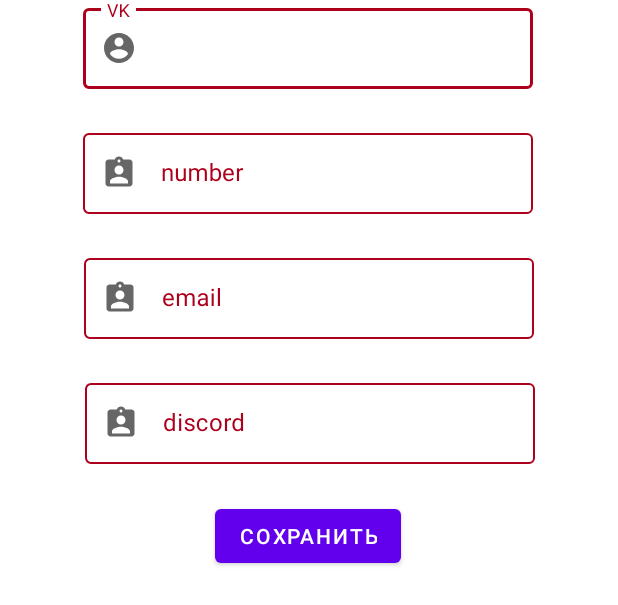
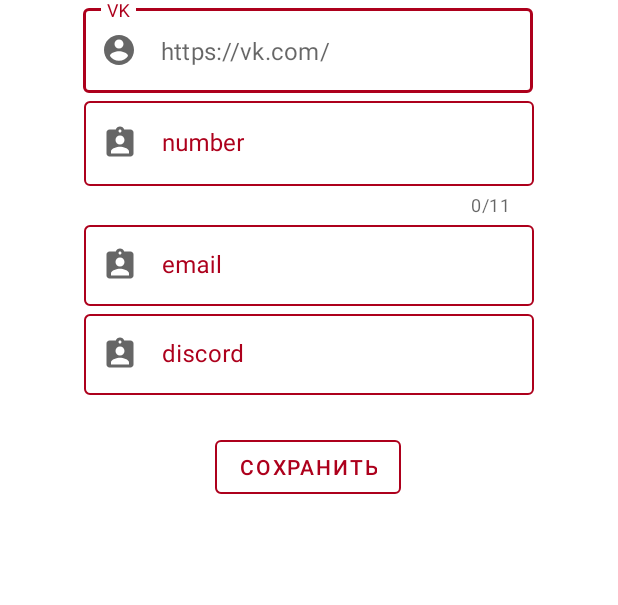
Before and after one commit to nikita-jpg/Visit, an Android app: the layout fragment_contact.xml on its own in the app's theme, with its tools: preview values and no code run, on a phone screen of 412 x 824 dp. Shown: the top 605 px of the screen. Run offline under Robolectric (Android 15) with nearby library versions, the phone set to English and light mode, and no system bars.

Commit message:
add:counter

```diff
--- a/app/src/main/res/layout/fragment_contact.xml
+++ b/app/src/main/res/layout/fragment_contact.xml
@@ -10,8 +10,9 @@
         android:id="@+id/createVK"
         style="@style/TextLabel"
         android:layout_width="300dp"
-        android:layout_height="59dp"
+        android:layout_height="wrap_content"
         android:hint="@string/vk"
+        app:prefixText="@string/prefVK"
         app:endIconMode="clear_text"
         app:layout_constraintEnd_toEndOf="parent"
         app:layout_constraintHorizontal_bias="0.495"
@@ -19,9 +20,31 @@
         app:layout_constraintTop_toTopOf="parent"
         app:startIconDrawable="@drawable/contact_icon">
 
+        <com.google.android.material.textfield.TextInputEditText
+            android:layout_width="match_parent"
+            android:layout_height="match_parent" />
+
+    </com.google.android.material.textfield.TextInputLayout>
+
+    <com.google.android.material.textfield.TextInputLayout
+        android:id="@+id/createNumber"
+        style="@style/TextLabel"
+        android:layout_width="300dp"
+        android:layout_height="wrap_content"
+        android:hint="@string/number"
+        android:inputType="phone"
+        app:counterEnabled="true"
+        app:counterMaxLength="11"
+        app:endIconMode="clear_text"
+        app:errorEnabled="true"
+        app:layout_constraintEnd_toEndOf="parent"
+        app:layout_constraintStart_toStartOf="parent"
+        app:layout_constraintTop_toBottomOf="@+id/createVK"
+        app:startIconDrawable="@drawable/post_icon">
+
         <EditText
             android:layout_width="match_parent"
-            android:layout_height="match_parent"/>
+            android:layout_height="match_parent" />
 
     </com.google.android.material.textfield.TextInputLayout>
 
@@ -30,16 +53,17 @@
         style="@style/TextLabel"
         android:layout_width="300dp"
         android:layout_height="59dp"
-        android:layout_marginTop="24dp"
         android:hint="@string/email"
+        android:inputType="textEmailAddress"
         app:endIconMode="clear_text"
         app:layout_constraintEnd_toEndOf="parent"
         app:layout_constraintStart_toStartOf="parent"
         app:layout_constraintTop_toBottomOf="@+id/createNumber"
         app:startIconDrawable="@drawable/post_icon">
+
         <EditText
             android:layout_width="match_parent"
-            android:layout_height="match_parent"/>
+            android:layout_height="match_parent" />
 
     </com.google.android.material.textfield.TextInputLayout>
 
@@ -48,44 +72,26 @@
         style="@style/TextLabel"
         android:layout_width="300dp"
         android:layout_height="59dp"
-        android:layout_marginTop="24dp"
         android:hint="@string/discord"
         app:endIconMode="clear_text"
         app:layout_constraintEnd_toEndOf="parent"
-        app:layout_constraintHorizontal_bias="0.504"
         app:layout_constraintStart_toStartOf="parent"
         app:layout_constraintTop_toBottomOf="@+id/createEmail"
         app:startIconDrawable="@drawable/post_icon">
 
         <EditText
             android:layout_width="match_parent"
-            android:layout_height="match_parent"/>
+            android:layout_height="match_parent" />
     </com.google.android.material.textfield.TextInputLayout>
 
-    <com.google.android.material.textfield.TextInputLayout
-        android:id="@+id/createNumber"
-        style="@style/TextLabel"
-        android:layout_width="300dp"
-        android:layout_height="59dp"
-        android:layout_marginTop="24dp"
-        android:hint="@string/number"
-        app:endIconMode="clear_text"
-        app:layout_constraintEnd_toEndOf="parent"
-        app:layout_constraintHorizontal_bias="0.495"
-        app:layout_constraintStart_toStartOf="parent"
-        app:layout_constraintTop_toBottomOf="@+id/createVK"
-        app:startIconDrawable="@drawable/post_icon">
-        <EditText
-            android:layout_width="match_parent"
-            android:layout_height="match_parent"/>
 
-    </com.google.android.material.textfield.TextInputLayout>
 
     <Button
-        android:id="@+id/button"
+        android:id="@+id/createBtn"
         android:layout_width="wrap_content"
         android:layout_height="wrap_content"
         android:layout_marginTop="24dp"
+        style="@style/styleBtn"
         android:text="@string/save"
         app:layout_constraintEnd_toEndOf="parent"
         app:layout_constraintHorizontal_bias="0.498"
--- a/app/src/main/res/layout/fragment_create.xml
+++ b/app/src/main/res/layout/fragment_create.xml
@@ -57,10 +57,11 @@
         android:id="@+id/save_button"
         android:layout_width="wrap_content"
         android:layout_height="wrap_content"
+        android:layout_marginBottom="240dp"
         android:text="Сохранить"
         app:layout_constraintBottom_toBottomOf="parent"
         app:layout_constraintEnd_toEndOf="parent"
-        app:layout_constraintHorizontal_bias="0.808"
+        app:layout_constraintHorizontal_bias="0.0"
         app:layout_constraintStart_toStartOf="parent" />
 
     <com.jackandphantom.circularimageview.RoundedImage
--- /dev/null
+++ b/app/src/main/res/values-v21/styles.xml
@@ -0,0 +1,5 @@
+<?xml version="1.0" encoding="utf-8"?>
+<resources>
+
+
+</resources>
--- a/app/src/main/res/values/styles.xml
+++ b/app/src/main/res/values/styles.xml
@@ -1,9 +1,15 @@
-<resources>
+<resources xmlns:tools="http://schemas.android.com/tools">
 
     <style name="AppTheme" parent="Theme.MaterialComponents.Light.NoActionBar">
         <item name="colorPrimary">@color/colorPrimary</item>
         <item name="colorPrimaryDark">@color/colorPrimaryDark</item>
         <item name="colorAccent">@color/colorAccent</item>
+    </style>
+
+    <style name="styleBtn" parent="Widget.MaterialComponents.Button.OutlinedButton">
+        <item name="android:textColor">@color/colorRed</item>
+        <item name="strokeColor">@color/colorRed</item>
+        <item name="rippleColor">@color/colorRed</item>
     </style>
 
 
```
Also changed, not shown: app/src/main/java/com/example/visit/CreateFragment.java (+23 -13 lines), app/src/main/java/com/example/visit/Person.java (+29 -6 lines), app/src/main/java/com/example/visit/list/additionalInf/Contacts.java (+66 -2 lines), app/src/main/res/layout/card_view.xml (+2 -5 lines), app/src/main/res/values/strings.xml (+9 -0 lines).
